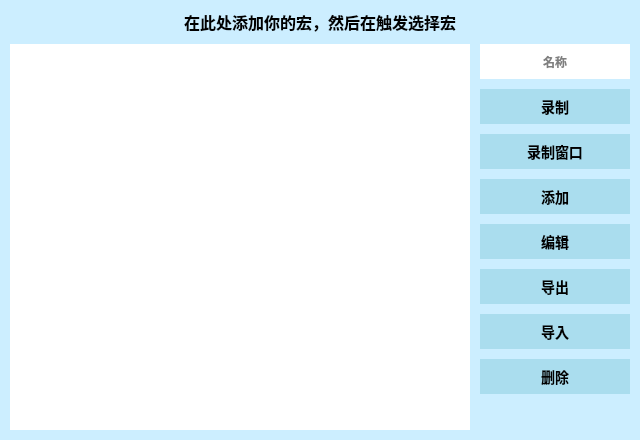
Qt form .ui/MacroUi.ui (ChiyukiGana/Quickinput) before a commit.
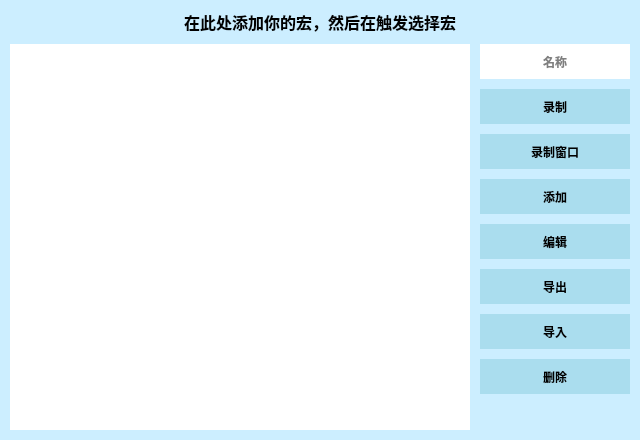
The same form after that commit. Icons and pictures are not drawn.

```diff
--- a/.ui/MacroUi.ui
+++ b/.ui/MacroUi.ui
@@ -32,16 +32,31 @@
    <string>Macro</string>
   </property>
   <property name="styleSheet">
-   <string notr="true">*{font-family:&quot;Microsoft YaHei&quot;;font-size:14px;}
-#MacroUiClass{background-color:#CEF;}
-
-QPushButton{background-color:#ADE;border:none;font-size:14px;}
-QPushButton:hover{background-color:#C0E2F2;}
-
-QLineEdit{background-color:white;border:none;font-size:12px;}</string>
+   <string notr="true"/>
   </property>
   <layout class="QVBoxLayout" name="verticalLayout_2">
    <property name="spacing">
+    <number>0</number>
+   </property>
+   <property name="leftMargin">
+    <number>0</number>
+   </property>
+   <property name="topMargin">
+    <number>0</number>
+   </property>
+   <property name="rightMargin">
+    <number>0</number>
+   </property>
+   <property name="bottomMargin">
+    <number>0</number>
+   </property>
+   <item>
+    <widget class="QWidget" name="clientWidget" native="true">
+     <property name="styleSheet">
+      <string notr="true">*{color:black;border:none;outline:none;font-size:12px;font-family:&quot;Microsoft YaHei&quot;}QMainWindow,QDialog{border:1px solid gray}#titleWidget{background-color:white}#titleWidget *{font-size:14px}#titleWidget QPushButton,#titleWidget QCheckBox::indicator{background-color:#CCC;width:20px;height:20px;border-radius:10px}#titleWidget QCheckBox::indicator:checked{image:url(:/checked.png)}#clientWidget{background-color:#CEF}QMenu,#clientWidget QLineEdit,#clientWidget QTextEdit,#clientWidget QKeyEdit,#clientWidget QCheckBox::indicator,#clientWidget QRadioButton::indicator,#clientWidget QHeaderView,#clientWidget QHeaderView::section,#clientWidget QTableWidget,#clientWidget QTableWidget QTableCornerButton::section,#clientWidget QComboBox,#clientWidget QComboBox QAbstractItemView{background-color:white;color:black}#clientWidget QPushButton,#clientWidget QTabBar::tab,#clientWidget QTabBar::tab:first,#clientWidget QTabBar::tab:last{background-color:#ADE;color:black}#clientWidget QCheckBox::indicator,#clientWidget QRadioButton::indicator{width:20px;height:20px}#clientWidget QComboBox{padding-left:3px}QMenu::item:selected,#clientWidget QPushButton:hover,#clientWidget QCheckBox::indicator:hover,#clientWidget QRadioButton::indicator:hover,#clientWidget QTableWidget::item:hover,#clientWidget QTabBar::tab:hover,#clientWidget QTabBar::tab:first:hover,#clientWidget QTabBar::tab:last:hover{background-color:#BEF;color:black}#clientWidget QTableWidget::item:selected{background-color:#CEF;color:black}#clientWidget QTabBar::tab:selected,#clientWidget QTabBar::tab:first:selected,#clientWidget QTabBar::tab:last:selected{background-color:#CEF;color:black}#clientWidget QCheckBox::indicator:checked,#clientWidget QRadioButton::indicator:checked{image:url(:/checked.png)}#clientWidget #bnWndActive,#clientWidget #bnPos,#clientWidget #bnColorRect{background-color:white}</string>
+     </property>
+     <layout class="QVBoxLayout" name="verticalLayout">
+      <property name="spacing">
     <number>10</number>
    </property>
    <property name="leftMargin">
@@ -462,6 +477,9 @@
       </layout>
      </item>
     </layout>
+      </item>
+     </layout>
+    </widget>
    </item>
   </layout>
  </widget>
```
Left out of the diff: 28 changed lines with no effect on the pictures. Lines whose indentation alone changed are shown as unchanged.
